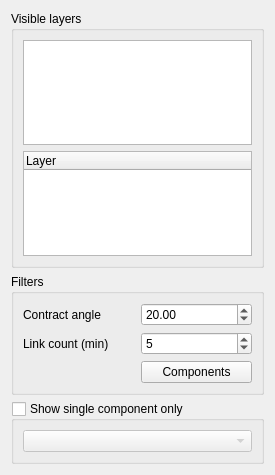
Old version of the form tools.ui in the repository Ylannl/skel3d.
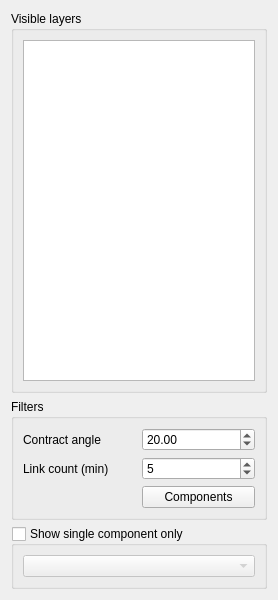
New version of the form.

Commit message: various usability improvements

```diff
--- a/tools.ui
+++ b/tools.ui
@@ -6,14 +6,14 @@
    <rect>
     <x>0</x>
     <y>0</y>
-    <width>275</width>
-    <height>475</height>
+    <width>278</width>
+    <height>600</height>
    </rect>
   </property>
   <property name="minimumSize">
    <size>
     <width>275</width>
-    <height>475</height>
+    <height>600</height>
    </size>
   </property>
   <property name="windowTitle">
@@ -26,21 +26,17 @@
       <string>Visible layers</string>
      </property>
      <layout class="QVBoxLayout" name="verticalLayout_2">
-      <item>
-       <widget class="QListWidget" name="listWidget_layers">
-        <property name="alternatingRowColors">
-         <bool>false</bool>
-        </property>
-        <property name="selectionMode">
-         <enum>QAbstractItemView::MultiSelection</enum>
-        </property>
-       </widget>
-      </item>
       <item>
        <widget class="QTreeWidget" name="treeWidget_layers">
         <property name="selectionMode">
          <enum>QAbstractItemView::MultiSelection</enum>
         </property>
+        <property name="headerHidden">
+         <bool>true</bool>
+        </property>
+        <property name="expandsOnDoubleClick">
+         <bool>false</bool>
+        </property>
         <column>
          <property name="text">
           <string>Layer</string>
```
The commit also changes 1 other file.
